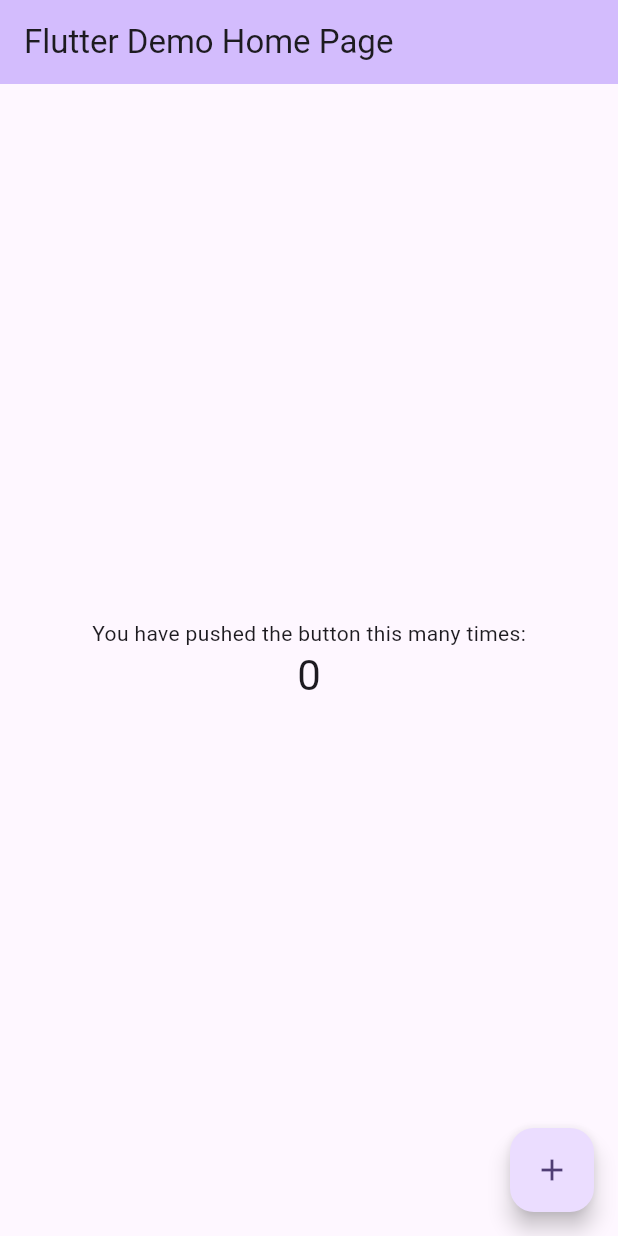
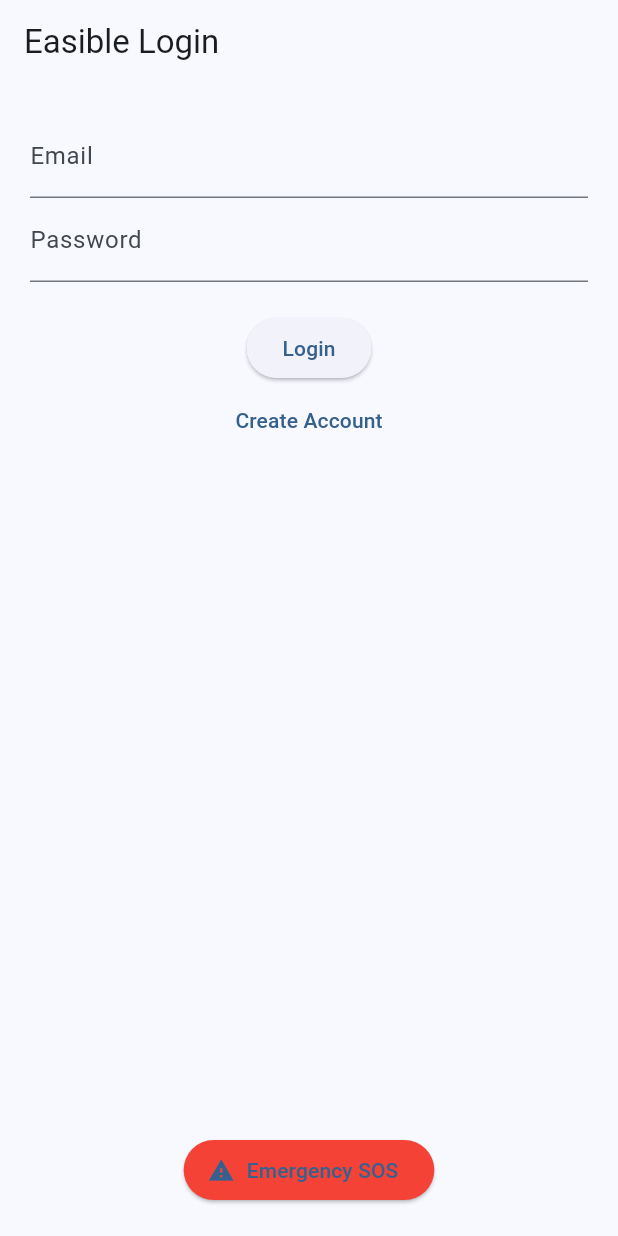
Before and after one commit to D4C-WOU/Easible, a Flutter app: the screen it shows after launch, on a phone screen of 412 x 824 dp. Run offline on Flutter 3.47's test engine with Material 3 defaults, Android fonts, the phone set to English and light mode, and no system bars; our stand-ins replace flutter_secure_storage, go_router.

Commit message:
Sprint 2: Implemented login/signup UI, JWT storage, API integration, and emergency bypass

```diff
--- /dev/null
+++ b/frontend/lib/core/theme.dart
@@ -0,0 +1,9 @@
+import 'package:flutter/material.dart';
+
+class AppTheme {
+  static ThemeData lightTheme = ThemeData(
+    useMaterial3: true,
+    colorSchemeSeed: Colors.blue,
+    brightness: Brightness.light,
+  );
+}
--- /dev/null
+++ b/frontend/lib/features/auth/login_screen.dart
@@ -0,0 +1,69 @@
+import 'package:flutter/material.dart';
+import 'package:go_router/go_router.dart';
+import '../../services/api_service.dart';
+import '../../services/storage_service.dart';
+
+class LoginScreen extends StatefulWidget {
+  @override
+  State<LoginScreen> createState() => _LoginScreenState();
+}
+
+class _LoginScreenState extends State<LoginScreen> {
+  final emailCtrl = TextEditingController();
+  final passCtrl = TextEditingController();
+
+  void login() async {
+    final res = await ApiService.post("/auth/login", {
+      "email": emailCtrl.text,
+      "password": passCtrl.text,
+    });
+
+    if (res["access_token"] != null) {
+      await StorageService.saveToken(res["access_token"]);
+      context.go("/home");
+    } else {
+      ScaffoldMessenger.of(
+        context,
+      ).showSnackBar(SnackBar(content: Text("Login Failed")));
+    }
+  }
+
+  @override
+  Widget build(BuildContext context) {
+    return Scaffold(
+      appBar: AppBar(title: const Text("Easible Login")),
+      body: Padding(
+        padding: const EdgeInsets.all(20),
+        child: Column(
+          children: [
+            TextField(
+              controller: emailCtrl,
+              decoration: const InputDecoration(labelText: "Email"),
+            ),
+            TextField(
+              controller: passCtrl,
+              obscureText: true,
+              decoration: const InputDecoration(labelText: "Password"),
+            ),
+            const SizedBox(height: 20),
+            ElevatedButton(onPressed: login, child: const Text("Login")),
+            TextButton(
+              onPressed: () => context.go("/signup"),
+              child: const Text("Create Account"),
+            ),
+
+            const Spacer(),
+
+            // 🚨 Emergency Bypass
+            ElevatedButton.icon(
+              style: ElevatedButton.styleFrom(backgroundColor: Colors.red),
+              onPressed: () => context.go("/panic"),
+              icon: const Icon(Icons.warning),
+              label: const Text("Emergency SOS"),
+            ),
+          ],
+        ),
+      ),
+    );
+  }
+}
--- a/frontend/lib/main.dart
+++ b/frontend/lib/main.dart
@@ -1,122 +1,20 @@
 import 'package:flutter/material.dart';
+import 'core/theme.dart';
+import 'routes/app_router.dart';
 
 void main() {
-  runApp(const MyApp());
+  runApp(const EasibleApp());
 }
 
-class MyApp extends StatelessWidget {
-  const MyApp({super.key});
+class EasibleApp extends StatelessWidget {
+  const EasibleApp({super.key});
 
-  // This widget is the root of your application.
   @override
   Widget build(BuildContext context) {
-    return MaterialApp(
-      title: 'Flutter Demo',
-      theme: ThemeData(
-        // This is the theme of your application.
-        //
-        // TRY THIS: Try running your application with "flutter run". You'll see
-        // the application has a purple toolbar. Then, without quitting the app,
-        // try changing the seedColor in the colorScheme below to Colors.green
-        // and then invoke "hot reload" (save your changes or press the "hot
-        // reload" button in a Flutter-supported IDE, or press "r" if you used
-        // the command line to start the app).
-        //
-        // Notice that the counter didn't reset back to zero; the application
-        // state is not lost during the reload. To reset the state, use hot
-        // restart instead.
-        //
-        // This works for code too, not just values: Most code changes can be
-        // tested with just a hot reload.
-        colorScheme: .fromSeed(seedColor: Colors.deepPurple),
-      ),
-      home: const MyHomePage(title: 'Flutter Demo Home Page'),
+    return MaterialApp.router(
+      debugShowCheckedModeBanner: false,
+      theme: AppTheme.lightTheme,
+      routerConfig: router,
     );
   }
 }
-
-class MyHomePage extends StatefulWidget {
-  const MyHomePage({super.key, required this.title});
-
-  // This widget is the home page of your application. It is stateful, meaning
-  // that it has a State object (defined below) that contains fields that affect
-  // how it looks.
-
-  // This class is the configuration for the state. It holds the values (in this
-  // case the title) provided by the parent (in this case the App widget) and
-  // used by the build method of the State. Fields in a Widget subclass are
-  // always marked "final".
-
-  final String title;
-
-  @override
-  State<MyHomePage> createState() => _MyHomePageState();
-}
-
-class _MyHomePageState extends State<MyHomePage> {
-  int _counter = 0;
-
-  void _incrementCounter() {
-    setState(() {
-      // This call to setState tells the Flutter framework that something has
-      // changed in this State, which causes it to rerun the build method below
-      // so that the display can reflect the updated values. If we changed
-      // _counter without calling setState(), then the build method would not be
-      // called again, and so nothing would appear to happen.
-      _counter++;
-    });
-  }
-
-  @override
-  Widget build(BuildContext context) {
-    // This method is rerun every time setState is called, for instance as done
-    // by the _incrementCounter method above.
-    //
-    // The Flutter framework has been optimized to make rerunning build methods
-    // fast, so that you can just rebuild anything that needs updating rather
-    // than having to individually change instances of widgets.
-    return Scaffold(
-      appBar: AppBar(
-        // TRY THIS: Try changing the color here to a specific color (to
-        // Colors.amber, perhaps?) and trigger a hot reload to see the AppBar
-        // change color while the other colors stay the same.
-        backgroundColor: Theme.of(context).colorScheme.inversePrimary,
-        // Here we take the value from the MyHomePage object that was created by
-        // the App.build method, and use it to set our appbar title.
-        title: Text(widget.title),
-      ),
-      body: Center(
-        // Center is a layout widget. It takes a single child and positions it
-        // in the middle of the parent.
-        child: Column(
-          // Column is also a layout widget. It takes a list of children and
-          // arranges them vertically. By default, it sizes itself to fit its
-          // children horizontally, and tries to be as tall as its parent.
-          //
-          // Column has various properties to control how it sizes itself and
-          // how it positions its children. Here we use mainAxisAlignment to
-          // center the children vertically; the main axis here is the vertical
-          // axis because Columns are vertical (the cross axis would be
-          // horizontal).
-          //
-          // TRY THIS: Invoke "debug painting" (choose the "Toggle Debug Paint"
-          // action in the IDE, or press "p" in the console), to see the
-          // wireframe for each widget.
-          mainAxisAlignment: .center,
-          children: [
-            const Text('You have pushed the button this many times:'),
-            Text(
-              '$_counter',
-              style: Theme.of(context).textTheme.headlineMedium,
-            ),
-          ],
-        ),
-      ),
-      floatingActionButton: FloatingActionButton(
-        onPressed: _incrementCounter,
-        tooltip: 'Increment',
-        child: const Icon(Icons.add),
-      ),
-    );
-  }
-}
--- /dev/null
+++ b/frontend/lib/routes/app_router.dart
@@ -0,0 +1,16 @@
+import 'package:flutter/material.dart';
+import 'package:go_router/go_router.dart';
+import '../features/auth/login_screen.dart';
+import '../features/auth/signup_screen.dart';
+import '../features/home/home_screen.dart';
+import '../features/panic/panic_screen.dart';
+
+final GoRouter router = GoRouter(
+  initialLocation: "/login",
+  routes: [
+    GoRoute(path: "/login", builder: (_, __) => LoginScreen()),
+    GoRoute(path: "/signup", builder: (_, __) => SignupScreen()),
+    GoRoute(path: "/home", builder: (_, __) => HomeScreen()),
+    GoRoute(path: "/panic", builder: (_, __) => PanicScreen()),
+  ],
+);
--- /dev/null
+++ b/frontend/lib/services/api_service.dart
@@ -0,0 +1,19 @@
+import 'dart:convert';
+import 'package:http/http.dart' as http;
+
+class ApiService {
+  static const String baseUrl = "http://127.0.0.1:8000"; // Android emulator
+
+  static Future<Map<String, dynamic>> post(
+    String endpoint,
+    Map<String, dynamic> data,
+  ) async {
+    final response = await http.post(
+      Uri.parse("$baseUrl$endpoint"),
+      headers: {"Content-Type": "application/json"},
+      body: jsonEncode(data),
+    );
+
+    return jsonDecode(response.body);
+  }
+}
--- /dev/null
+++ b/frontend/lib/services/storage_service.dart
@@ -0,0 +1,17 @@
+import 'package:flutter_secure_storage/flutter_secure_storage.dart';
+
+class StorageService {
+  static const _storage = FlutterSecureStorage();
+
+  static Future<void> saveToken(String token) async {
+    await _storage.write(key: "jwt", value: token);
+  }
+
+  static Future<String?> getToken() async {
+    return await _storage.read(key: "jwt");
+  }
+
+  static Future<void> clear() async {
+    await _storage.deleteAll();
+  }
+}
```
Also changed, not shown: frontend/lib/features/auth/signup_screen.dart (added, +57 -0 lines), frontend/lib/features/home/home_screen.dart (added, +10 -0 lines), frontend/lib/features/panic/panic_screen.dart (added, +10 -0 lines), 2 other files.
